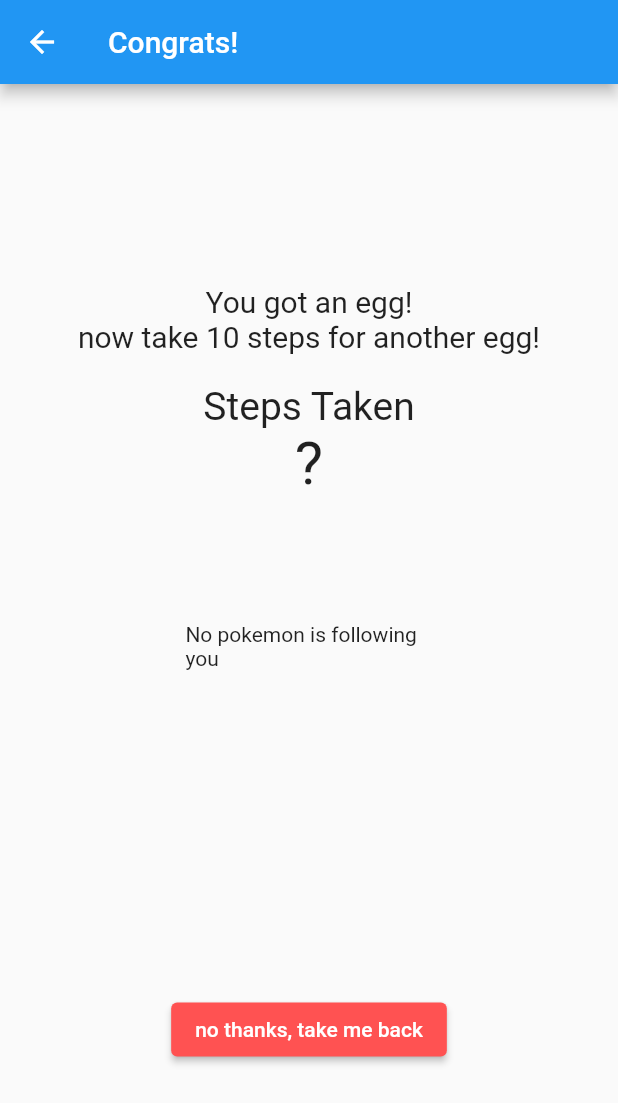
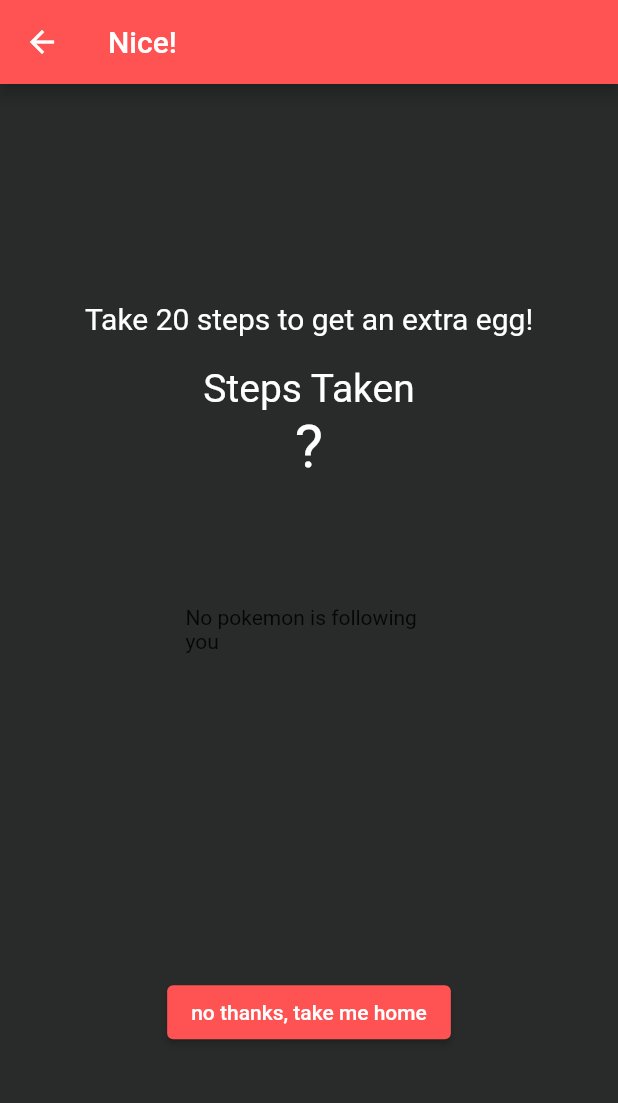
Before and after one commit to SeanDevAc/meowgo, a Flutter app: the GotEggPage screen opened directly, after a tap on "Extra egg?", on a phone screen of 412 x 824 dp. Shown: the top 1103 px of the screen. Run offline on Flutter 3.47's test engine with Material 2 defaults, Android fonts, the light colour scheme and no system bars; our stand-ins replace pedometer, sqflite_common_ffi; accounts and stored records are empty; network calls fail.

Commit message:
tweaked some text and start view

```diff
--- a/meowgo/lib/main-views/eggdex_page_widget.dart
+++ b/meowgo/lib/main-views/eggdex_page_widget.dart
@@ -128,7 +128,7 @@
             ),
           ),
           Container(
-            constraints: BoxConstraints(maxWidth: 800),
+            constraints: const BoxConstraints(maxWidth: 800),
             child: Column(
               children: [
                 Container(
--- a/meowgo/lib/main-views/got_new_pokemon_page.dart
+++ b/meowgo/lib/main-views/got_new_pokemon_page.dart
@@ -81,7 +81,7 @@
                   ),
                   const SizedBox(height: 20),
                   const Text(
-                    'You unlocked the below pokemon:',
+                    'You hatched a new Pokémon!:',
                     style: TextStyle(fontSize: 16),
                   ),
                   const SizedBox(height: 10),
@@ -110,7 +110,7 @@
                     onPressed: () {
                       openStepCounter();
                     },
-                    child: const Text('Gather another egg!'),
+                    child: const Text('Take a walk for a bonus egg!'),
                   ),
                 ],
               ),
--- a/meowgo/lib/main-views/home_page_widget.dart
+++ b/meowgo/lib/main-views/home_page_widget.dart
@@ -76,7 +76,7 @@
                         height: 10.0,
                       ),
                       const Text(
-                        'Active Pokemon: ',
+                        'Studying with: ',
                         style: TextStyle(
                             fontSize: 24,
                             fontWeight: FontWeight.bold,
--- a/meowgo/lib/main-views/step_count_page.dart
+++ b/meowgo/lib/main-views/step_count_page.dart
@@ -22,7 +22,7 @@
   // ignore: unused_field
   String _status = '?';
   String _stepsString = '?';
-  final int targetSteps = 10;
+  final int targetSteps = 20;
   int totalSteps = 0;
   int prevSteps = 0;
   int _currentSteps = 0;
@@ -145,13 +145,15 @@
     // }
     return MaterialApp(
       home: Scaffold(
+        backgroundColor: const Color.fromARGB(255, 41, 42, 42),
         appBar: AppBar(
           leading: BackButton(
             onPressed: () {
               goBackWithEgg(false);
             },
           ),
-          title: const Text('Congrats!'),
+          backgroundColor: Colors.redAccent,
+          title: const Text('Nice!'),
         ),
         body: Center(
           child: Column(
@@ -159,10 +161,8 @@
             children: <Widget>[
               const SizedBox(height: 20),
               Text(
-                "You got an egg!\nnow take $targetSteps steps for another egg!",
-                style: const TextStyle(
-                  fontSize: 20,
-                ),
+                "Take $targetSteps steps to get an extra egg!",
+                style: const TextStyle(fontSize: 20, color: Colors.white),
                 textAlign: TextAlign.center,
               ),
               const SizedBox(
@@ -170,11 +170,11 @@
               ),
               const Text(
                 'Steps Taken',
-                style: TextStyle(fontSize: 26),
+                style: TextStyle(fontSize: 26, color: Colors.white),
               ),
               Text(
                 _stepsString,
-                style: const TextStyle(fontSize: 40),
+                style: const TextStyle(fontSize: 40, color: Colors.white),
               ),
 
               SizedBox(
@@ -224,7 +224,7 @@
                         : goBackWithEgg(enoughSteps),
                     child: Text(enoughSteps
                         ? 'Receive egg!'
-                        : 'no thanks, take me back')),
+                        : 'no thanks, take me home')),
               )
             ],
           ),
```
Also changed, not shown: meowgo/lib/main-views/start_page_widget.dart (+5 -4 lines).
